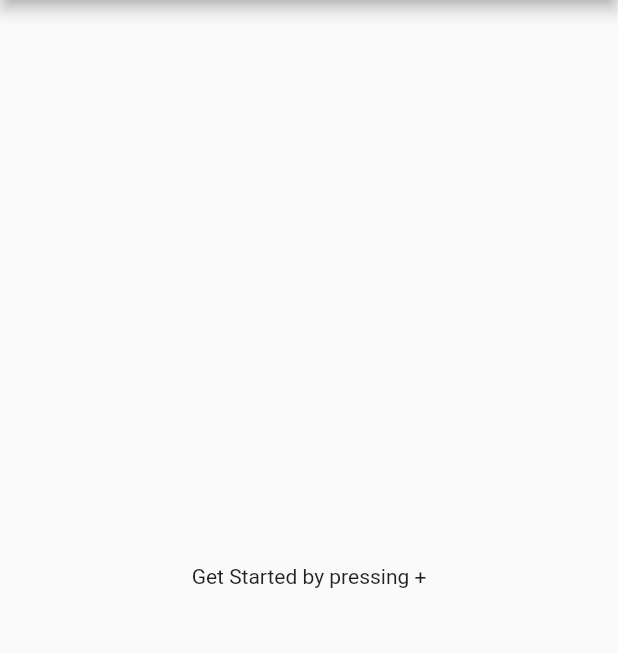
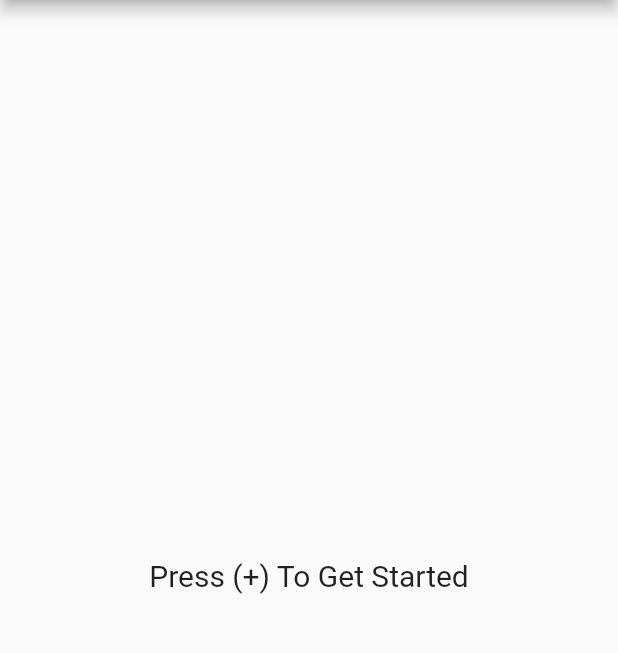
Before and after one commit to SushanShakya/My-First-App, a Flutter app: the HomePage screen opened directly, on a phone screen of 412 x 824 dp, the part 84-737 px from its top. Run offline on Flutter 3.47's test engine with Material 2 defaults, Android fonts, the phone set to English and light mode, and no system bars.

```diff
--- a/lib/ui/pages/home.dart
+++ b/lib/ui/pages/home.dart
@@ -47,7 +47,9 @@ class _HomePageState extends State<HomePage> {
         ],
       ),
       body:
-        customerList.length > 0 ?ListView.builder(itemCount: customerList.length,itemBuilder: (context, index){
+        customerList.length > 0 ?ListView.builder(
+            itemCount: customerList.length,
+            itemBuilder: (context, index){
               return Container(
                 margin: EdgeInsets.symmetric(horizontal: 8.0 , vertical: 8.0),
                 decoration: BoxDecoration(
@@ -69,10 +71,10 @@ class _HomePageState extends State<HomePage> {
                   trailing: Icon(Icons.check_circle, color: Colors.pink,),
                 ),
               );
-        }) :
-      Center(
-        child: Text("Get Started by pressing +", style: TextStyle(
-          fontSize:
+            })
+                : Center(
+                  child: Text("Press (+) To Get Started", style: TextStyle(
+                    fontSize: 20.0
                   ),),
                 ),
     );
--- a/pubspec.yaml
+++ b/pubspec.yaml
@@ -23,6 +23,8 @@ dependencies:
   # The following adds the Cupertino Icons font to your application.
   # Use with the CupertinoIcons class for iOS style icons.
   cupertino_icons: ^0.1.2
+  sqflite: ^1.0.0
+  path_provider: ^0.4.1
 
 dev_dependencies:
   flutter_test:
```
Also changed, not shown: lib/ui/pages/addPage/mainSubmissionForm.dart (+1 -13 lines), pubspec.lock. Lines whose indentation alone changed are shown as unchanged.
